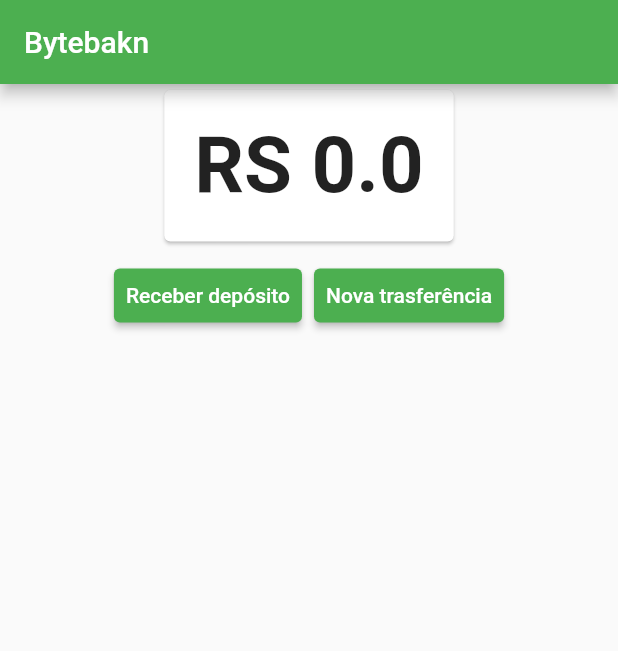
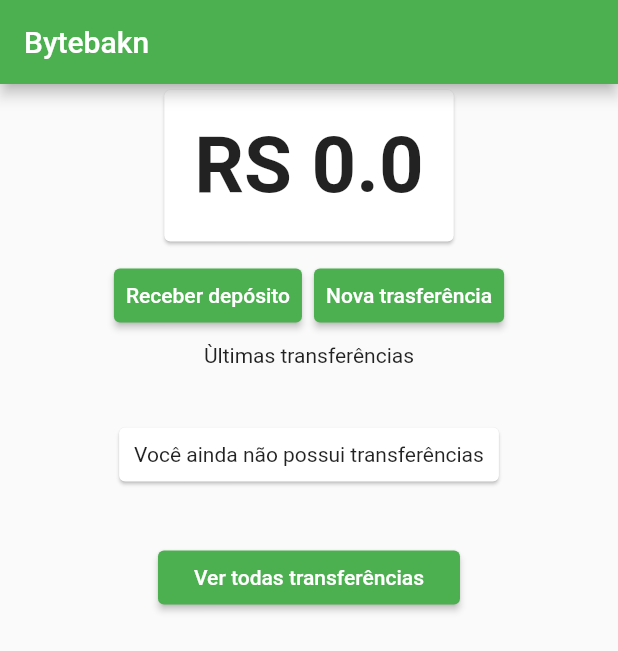
Before and after one commit to ollinmagno/flutter-provider, a Flutter app: the screen it shows after launch, on a phone screen of 412 x 824 dp. Shown: the top 651 px of the screen. Run offline on Flutter 3.47's test engine with Material 2 defaults, Android fonts, the phone set to English and light mode, and no system bars.

```diff
--- a/lib/models/saldo.dart
+++ b/lib/models/saldo.dart
@@ -1,23 +1,23 @@
 import 'package:flutter/material.dart';
 
 class Saldo extends ChangeNotifier {
-  double _valor;
+  double valor;
 
-  Saldo(this._valor);
+  Saldo(this.valor);
 
   void adiciona(double valor){
-    this._valor += valor;
+    this.valor += valor;
 
     notifyListeners();
   }
   void subtrai(double valor){
-    this._valor -= valor;
+    this.valor -= valor;
 
     notifyListeners();
   }
 
   @override
   String toString(){
-    return 'R\S $_valor';
+    return 'R\S $valor';
   }
 }
--- a/lib/models/transferencias.dart
+++ b/lib/models/transferencias.dart
@@ -4,10 +4,10 @@ import 'package:aprendendo_provider/models/transferencia.dart';
 class Transferencias extends ChangeNotifier {
   final List<Transferencia> _transferencias = [];
 
-  //List<Transferencia> get transferencias => _transferencias;
+  List<Transferencia> get transferencias => _transferencias;
 
   adiciona(Transferencia novaTransferencia){
-    _transferencias.add(novaTransferencia);
+    transferencias.add(novaTransferencia);
 
     notifyListeners();
   }
--- a/lib/screens/dashboard/dashboard.dart
+++ b/lib/screens/dashboard/dashboard.dart
@@ -1,6 +1,7 @@
 import 'package:aprendendo_provider/screens/dashboard/saldo_card.dart';
 import 'package:aprendendo_provider/screens/depositos/formulario_deposito.dart';
 import 'package:aprendendo_provider/screens/transferencia/formulario_transferencia.dart';
+import 'package:aprendendo_provider/screens/transferencia/ultimas_transferencias.dart';
 import 'package:flutter/material.dart';
 
 class Dashboard extends StatelessWidget {
@@ -32,6 +33,7 @@ class Dashboard extends StatelessWidget {
                 ),
               ],
             ),
+            UltimasTransferencias(),
         ],
       ),
     );
--- a/lib/screens/depositos/formulario_deposito.dart
+++ b/lib/screens/depositos/formulario_deposito.dart
@@ -9,7 +9,7 @@ const _rotuloCampoValor = 'Valor';
 const _textoBotaoConfirmar = 'Confirmar';
 
 class FormularioDeposito extends StatelessWidget {
-  final TextEditingController _controladorCampoNumeroConta = TextEditingController();
+  //final TextEditingController _controladorCampoNumeroConta = TextEditingController();
   final TextEditingController _controladorCampoValor = TextEditingController();
 
   @override
--- /dev/null
+++ b/lib/screens/transferencia/ultimas_transferencias.dart
@@ -0,0 +1,61 @@
+
+import 'package:aprendendo_provider/models/transferencias.dart';
+import 'package:aprendendo_provider/screens/transferencia/lista_transferencias.dart';
+import 'package:flutter/cupertino.dart';
+import 'package:flutter/material.dart';
+import 'package:provider/provider.dart';
+
+final _titulo = 'Ùltimas transferências';
+
+class UltimasTransferencias extends StatelessWidget {
+  @override
+  Widget build(BuildContext context){
+    return Column(
+      children: <Widget>[
+        Text(_titulo),
+        Consumer<Transferencias>(
+          builder: (context, transferencias, child){
+            final _quantidade = transferencias.transferencias.length;
+            int tamanho = 4;
+
+            if(_quantidade == 0){
+              return SemTransferenciaCadastrada();
+            }
+
+            if(_quantidade < 5){
+              tamanho = _quantidade;
+            }
+            return ListView.builder(
+              padding: const EdgeInsets.all(8.0),
+              itemCount: tamanho,
+              shrinkWrap: true,
+              itemBuilder: (context, indice) => ItemTransferencia(transferencias.transferencias[indice]),
+            );
+          }
+        ),
+        RaisedButton(
+          color: Colors.green,
+          child: Text('Ver todas transferências'),
+          onPressed: (){
+            Navigator.push(context, MaterialPageRoute(builder: (context) {
+              return ListaTransferencias();
+            }));
+          },
+        ),
+      ],
+    );
+  }
+}
+
+class SemTransferenciaCadastrada extends StatelessWidget {
+  @override
+  Widget build(BuildContext context){
+    return Card(
+      margin: EdgeInsets.all(40),
+      child: Padding(padding: EdgeInsets.all(10),
+        child: Text('Você ainda não possui transferências',
+        textAlign: TextAlign.center,),
+      ),
+    );
+  }
+}
```
Also changed, not shown: lib/models/transferencia.dart (+5 -3 lines), lib/screens/transferencia/formulario_transferencia.dart (+25 -3 lines), lib/screens/transferencia/list.dart (deleted, +0 -66 lines), lib/screens/transferencia/lista_transferencias.dart (added, +53 -0 lines).
